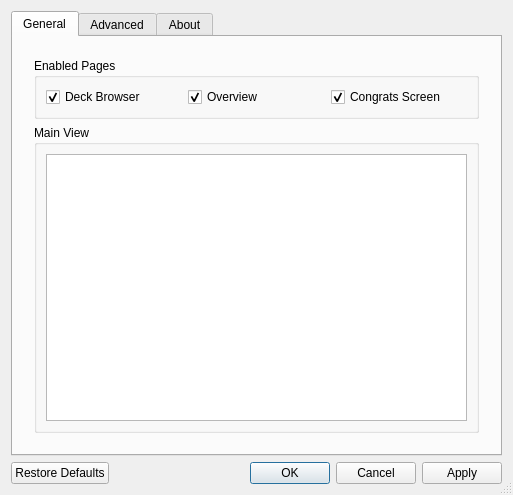
Old version of the form res/ui/options_dialog.ui in the repository iamjustkoi/StudyTimeStats.
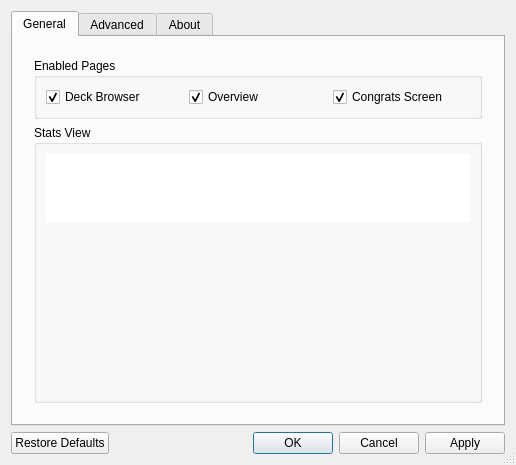
New version of the form. Icons and pictures are not drawn.

Commit message: Added and implemented some placeholder functions for new cell data/style management

The edit to the form file:
```diff
--- a/res/ui/options_dialog.ui
+++ b/res/ui/options_dialog.ui
@@ -10,8 +10,8 @@
    <rect>
     <x>0</x>
     <y>0</y>
-    <width>513</width>
-    <height>495</height>
+    <width>516</width>
+    <height>465</height>
    </rect>
   </property>
   <property name="windowTitle">
@@ -56,6 +56,12 @@
          </property>
          <item>
           <widget class="QGroupBox" name="pages_group">
+           <property name="sizePolicy">
+            <sizepolicy hsizetype="Preferred" vsizetype="Maximum">
+             <horstretch>0</horstretch>
+             <verstretch>0</verstretch>
+            </sizepolicy>
+           </property>
            <property name="title">
             <string>Enabled Pages</string>
            </property>
@@ -104,12 +110,65 @@
          </item>
          <item>
           <widget class="QGroupBox" name="mainViewGroupbox">
+           <property name="sizePolicy">
+            <sizepolicy hsizetype="Expanding" vsizetype="Expanding">
+             <horstretch>0</horstretch>
+             <verstretch>0</verstretch>
+            </sizepolicy>
+           </property>
+           <property name="styleSheet">
+            <string notr="true">b</string>
+           </property>
            <property name="title">
-            <string>Main View</string>
+            <string>Stats View</string>
            </property>
-           <layout class="QHBoxLayout" name="horizontalLayout">
+           <layout class="QVBoxLayout" name="verticalLayout_5">
+            <property name="sizeConstraint">
+             <enum>QLayout::SetNoConstraint</enum>
+            </property>
             <item>
-             <widget class="QListWidget" name="rowListWidget"/>
+             <widget class="QListWidget" name="rowListWidget">
+              <property name="sizePolicy">
+               <sizepolicy hsizetype="Expanding" vsizetype="Fixed">
+                <horstretch>0</horstretch>
+                <verstretch>0</verstretch>
+               </sizepolicy>
+              </property>
+              <property name="frameShape">
+               <enum>QFrame::NoFrame</enum>
+              </property>
+              <property name="horizontalScrollBarPolicy">
+               <enum>Qt::ScrollBarAlwaysOff</enum>
+              </property>
+              <property name="sizeAdjustPolicy">
+               <enum>QAbstractScrollArea::AdjustToContents</enum>
+              </property>
+              <property name="editTriggers">
+               <set>QAbstractItemView::NoEditTriggers</set>
+              </property>
+              <property name="showDropIndicator" stdset="0">
+               <bool>false</bool>
+              </property>
+              <property name="selectionMode">
+               <enum>QAbstractItemView::NoSelection</enum>
+              </property>
+              <property name="verticalScrollMode">
+               <enum>QAbstractItemView::ScrollPerPixel</enum>
+              </property>
+             </widget>
+            </item>
+            <item>
+             <spacer name="verticalSpacer">
+              <property name="orientation">
+               <enum>Qt::Vertical</enum>
+              </property>
+              <property name="sizeHint" stdset="0">
+               <size>
+                <width>0</width>
+                <height>0</height>
+               </size>
+              </property>
+             </spacer>
             </item>
            </layout>
           </widget>
```
Left out of the diff: 2 changed lines with no effect on the pictures. The commit also changes 4 other files.
